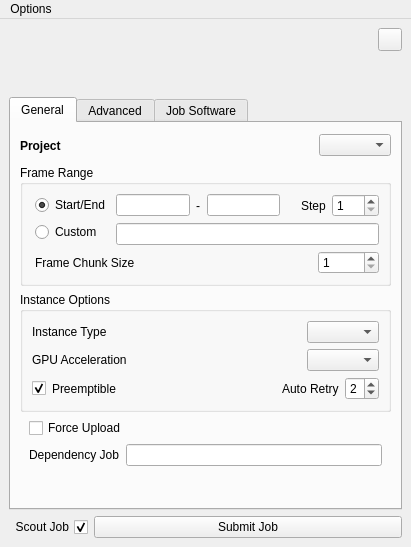
AtomicConductor/conductor_client, file conductor/resources/submitter.ui: the form before one commit.
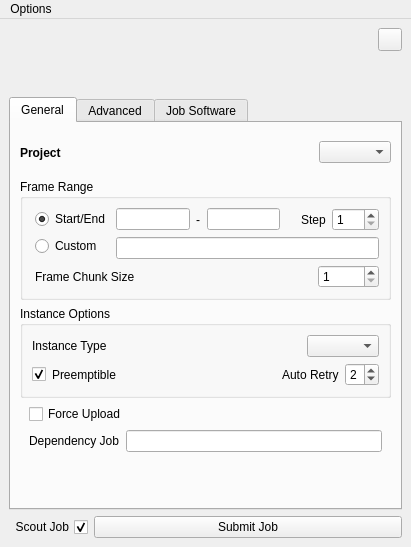
The form after the commit. Icons and pictures are not drawn.

Diff of the .ui file:
```diff
--- a/conductor/resources/submitter.ui
+++ b/conductor/resources/submitter.ui
@@ -546,8 +546,8 @@
           <property name="title">
            <string>Instance Options</string>
           </property>
-          <layout class="QGridLayout" name="gridLayout">
-           <item row="0" column="0">
+          <layout class="QVBoxLayout" name="verticalLayout_16">
+           <item>
             <widget class="QWidget" name="ui_instance_type_wgt" native="true">
              <property name="toolTip">
               <string>Choose the type of machine to launch the job on</string>
@@ -582,36 +582,7 @@
              </layout>
             </widget>
            </item>
-           <item row="1" column="0">
-            <widget class="QWidget" name="ui_gpu_widget" native="true">
-             <layout class="QHBoxLayout" name="horizontalLayout_5">
-              <property name="margin">
-               <number>0</number>
-              </property>
-              <item>
-               <widget class="QLabel" name="ui_gpu_label">
-                <property name="text">
-                 <string>GPU Acceleration</string>
-                </property>
-               </widget>
-              </item>
-              <item>
-               <widget class="QComboBox" name="ui_gpu_cmbx">
-                <property name="sizePolicy">
-                 <sizepolicy hsizetype="Maximum" vsizetype="Fixed">
-                  <horstretch>0</horstretch>
-                  <verstretch>0</verstretch>
-                 </sizepolicy>
-                </property>
-                <property name="isFileUserPref" stdset="0">
-                 <bool>true</bool>
-                </property>
-               </widget>
-              </item>
-             </layout>
-            </widget>
-           </item>
-           <item row="2" column="0">
+           <item>
             <widget class="QWidget" name="ui_preemptible_wgt" native="true">
              <property name="toolTip">
               <string>A preemptible instance can be up to 50% less expensive, but could be terminated before it completes a task.
```
Left out of the diff: 233 changed lines with no effect on the pictures.
